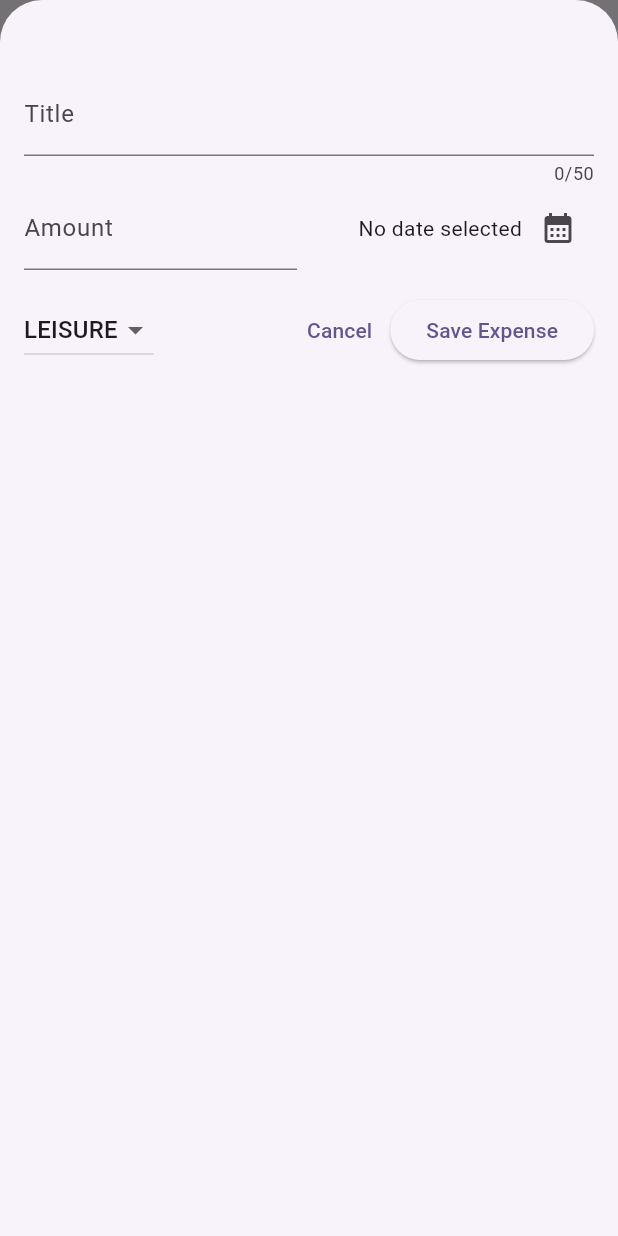
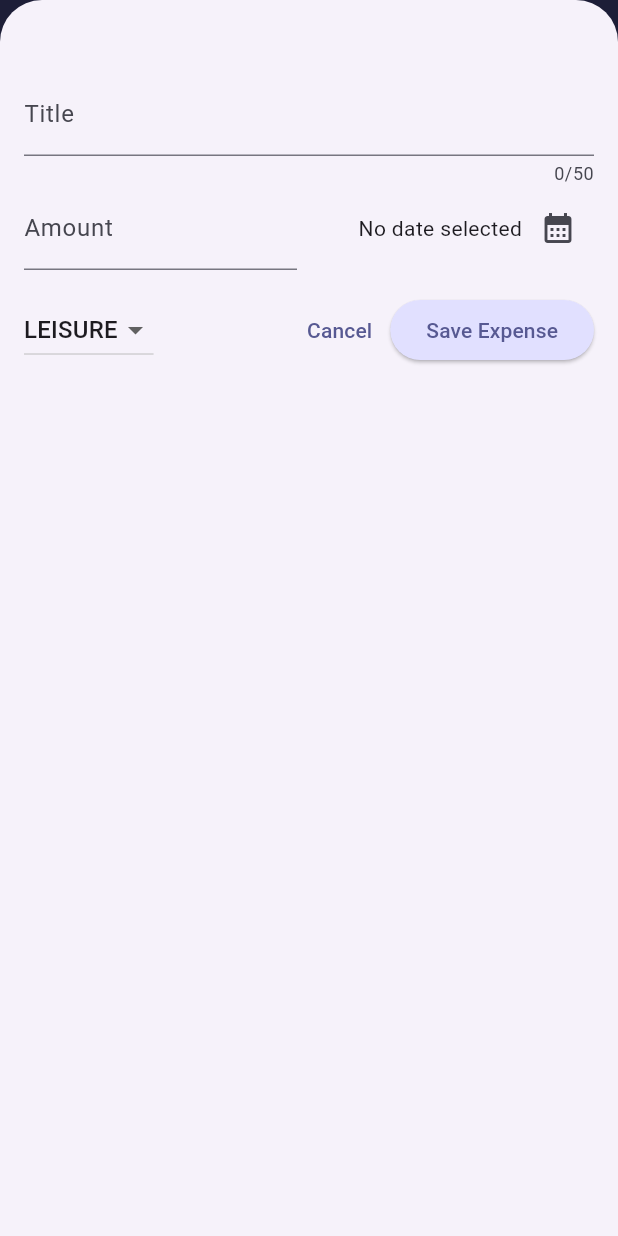
Before and after one commit to ogulcanoktem/flutter_proje, a Flutter app: the screen it shows after launch, after a tap on the "add" icon, on a phone screen of 412 x 824 dp. Run offline on Flutter 3.47's test engine with Material 3 defaults, Android fonts, the phone set to English and light mode, and no system bars; our stand-ins replace google_fonts.

Commit message:
tema kurulumu yapıldı (değiştirildi)

```diff
--- a/third_app/lib/main.dart
+++ b/third_app/lib/main.dart
@@ -2,14 +2,39 @@ import 'package:flutter/material.dart';
 import 'package:third_app/widgets/expenses.dart';
 
 var kColorScheme = ColorScheme.fromSeed(
-  seedColor: const Color.fromARGB(255, 96, 59, 181),
+  seedColor: const Color.fromARGB(255, 24, 0, 243),
 );
 
 void main() {
   runApp(
     MaterialApp(
-      theme:
-          ThemeData().copyWith(useMaterial3: true, colorScheme: kColorScheme),
+      theme: ThemeData().copyWith(
+        colorScheme: kColorScheme,
+        useMaterial3: true,
+        appBarTheme: const AppBarTheme().copyWith(
+          backgroundColor: kColorScheme.onPrimaryContainer,
+          foregroundColor: kColorScheme.primaryContainer,
+        ),
+        cardTheme: CardTheme().copyWith(
+          color: kColorScheme.secondaryContainer,
+          margin: const EdgeInsets.symmetric(
+            horizontal: 16,
+            vertical: 8,
+          ),
+        ),
+        elevatedButtonTheme: ElevatedButtonThemeData(
+          style: ElevatedButton.styleFrom(
+            backgroundColor: kColorScheme.primaryContainer,
+          ),
+        ),
+        textTheme: ThemeData().textTheme.copyWith(
+              titleLarge: TextStyle(
+                fontWeight: FontWeight.normal,
+                color: kColorScheme.onSecondaryContainer,
+                fontSize: 14,
+              ),
+            ),
+      ),
       home: const Expenses(),
     ),
   );
--- a/third_app/lib/widgets/expenses_list/expenses_list.dart
+++ b/third_app/lib/widgets/expenses_list/expenses_list.dart
@@ -1,6 +1,5 @@
 import 'package:flutter/material.dart';
 import 'package:third_app/models/expense.dart';
-import 'package:third_app/widgets/expenses.dart';
 import 'package:third_app/widgets/expenses_list/expenses_item.dart';
 
 class ExpensesList extends StatelessWidget {
```
